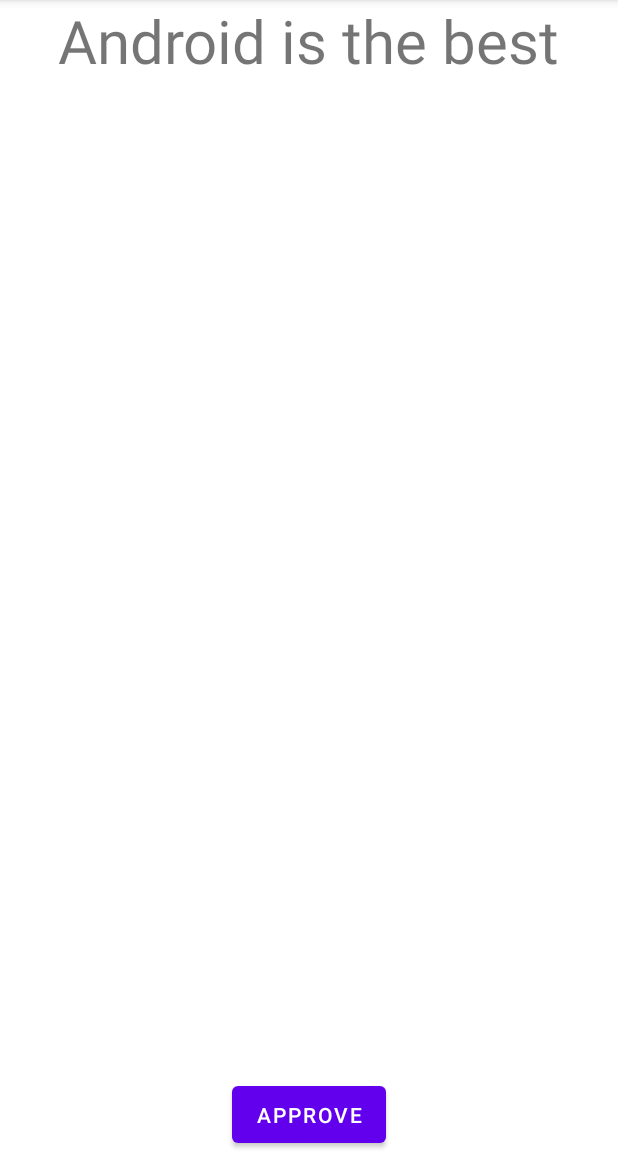
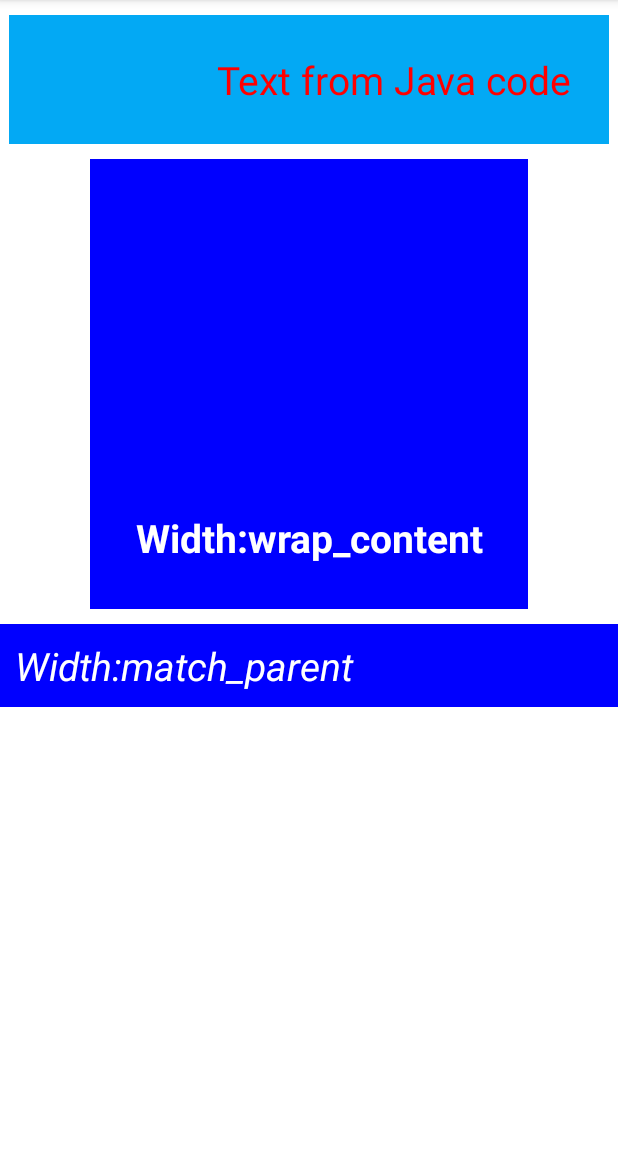
Before and after one commit to IvanovDmitriiSilvar/AndroidStartProject, an Android app: the screen it shows after launch (MainActivity), on a phone screen of 412 x 824 dp, the part 84-1236 px from its top. Run offline under Robolectric (Android 15) with nearby library versions, the phone set to English and light mode, and no system bars.

Commit message:
Terrible blue design

```diff
--- a/app/src/main/java/ru/synergy/androidstartproject/MainActivity.java
+++ b/app/src/main/java/ru/synergy/androidstartproject/MainActivity.java
@@ -3,6 +3,7 @@ package ru.synergy.androidstartproject;
 import androidx.appcompat.app.AppCompatActivity;
 import androidx.constraintlayout.widget.ConstraintLayout;
 
+import android.graphics.Color;
 import android.os.Bundle;
 import android.widget.TextView;
 
@@ -14,6 +15,11 @@ public class MainActivity extends AppCompatActivity {
     protected void onCreate(Bundle savedInstanceState) {
         super.onCreate(savedInstanceState);
         setContentView(R.layout.activity_main);
+
+        TextView textView = (TextView) findViewById(R.id.normal);
+
+        textView.setText("Text from Java code");
+        textView.setTextColor(Color.RED);
 
 //        TextView textView = (TextView) findViewById(R.id.header); //найти среди сейчас существующего на экране
 //        textView.setText("Hello from Java :)");
--- a/app/src/main/res/layout/activity_main.xml
+++ b/app/src/main/res/layout/activity_main.xml
@@ -1,55 +1,49 @@
 <?xml version="1.0" encoding="utf-8"?>
-<LinearLayout
-    xmlns:android="http://schemas.android.com/apk/res/android"
+<LinearLayout xmlns:android="http://schemas.android.com/apk/res/android"
     xmlns:app="http://schemas.android.com/apk/res-auto"
     xmlns:tools="http://schemas.android.com/tools"
     android:layout_width="match_parent"
     android:layout_height="match_parent"
+    android:gravity="center|top"
     android:orientation="vertical"
-    android:gravity="center"
     tools:context=".MainActivity">
 
-<!--    <TextView-->
-<!--        android:id="@+id/textView"-->
-<!--        android:layout_width="wrap_content"-->
-<!--        android:layout_height="wrap_content"-->
-<!--        android:layout_weight="1"-->
-<!--        android:text="Hello World!"-->
-<!--        app:layout_constraintBottom_toBottomOf="parent"-->
-<!--        app:layout_constraintEnd_toEndOf="parent"-->
-<!--        app:layout_constraintStart_toStartOf="parent"-->
-<!--        app:layout_constraintTop_toTopOf="parent" />-->
-
-<!--    <TextView-->
-<!--        android:layout_width="wrap_content"-->
-<!--        android:layout_height="wrap_content"-->
-<!--        android:layout_weight="1"-->
-<!--        android:layout_marginTop="50dp"-->
-<!--        android:text="Long long long text very long text very very very long text iuyfg f khf kjgg jgkjckhgdhkdhkfkhgkg jkgjlhgljgig ugbjgjl"-->
-<!--        app:layout_constraintEnd_toEndOf="parent"-->
-<!--        app:layout_constraintStart_toStartOf="parent"-->
-<!--        app:layout_constraintTop_toBottomOf="@+id/textView" />-->
+    <TextView
+        android:id="@+id/normal"
+        android:layout_width="400dp"
+        android:layout_height="wrap_content"
+        android:layout_marginTop="10dp"
+        android:background="#03A9F4"
+        android:gravity="end"
+        android:padding="25dp"
+        android:text="Width:200dp"
+        android:textColor="#FFF"
+        android:textSize="26sp"
+        android:textStyle="normal" />
 
     <TextView
-        android:id="@+id/text"
-        android:layout_weight="1"
+        android:id="@+id/bold"
         android:layout_width="wrap_content"
-        android:layout_height="100dp"
-        android:text="Android is the best"
-        android:textSize="40sp" />
+        android:layout_height="300dp"
+        android:layout_marginTop="10dp"
+        android:background="#00f"
+        android:gravity="bottom|end"
+        android:padding="30dp"
+        android:text="Width:wrap_content"
+        android:textColor="#FFF"
+        android:textSize="26sp"
+        android:textStyle="bold" />
 
-    <!-- это просто пустой блок. Текст есть, но не отображается. Может быть фон. Можно обработать нажатие. -->
-    <View
-        android:layout_width="wrap_content"
+    <TextView
+        android:id="@+id/italic"
+        android:layout_width="match_parent"
         android:layout_height="wrap_content"
-        android:layout_weight="2"
-        android:text="This is View. Only View."
-    />
-    <Button
-        android:id="@+id/button"
-        android:layout_weight="1"
-        android:layout_width="wrap_content"
-        android:layout_height="100dp"
-        android:text="Approve"
-        />
+        android:layout_marginTop="10dp"
+        android:background="#00f"
+        android:padding="10dp"
+        android:text="Width:match_parent"
+        android:textColor="#FFF"
+        android:textSize="26sp"
+        android:textStyle="italic" />
+
 </LinearLayout>
```
